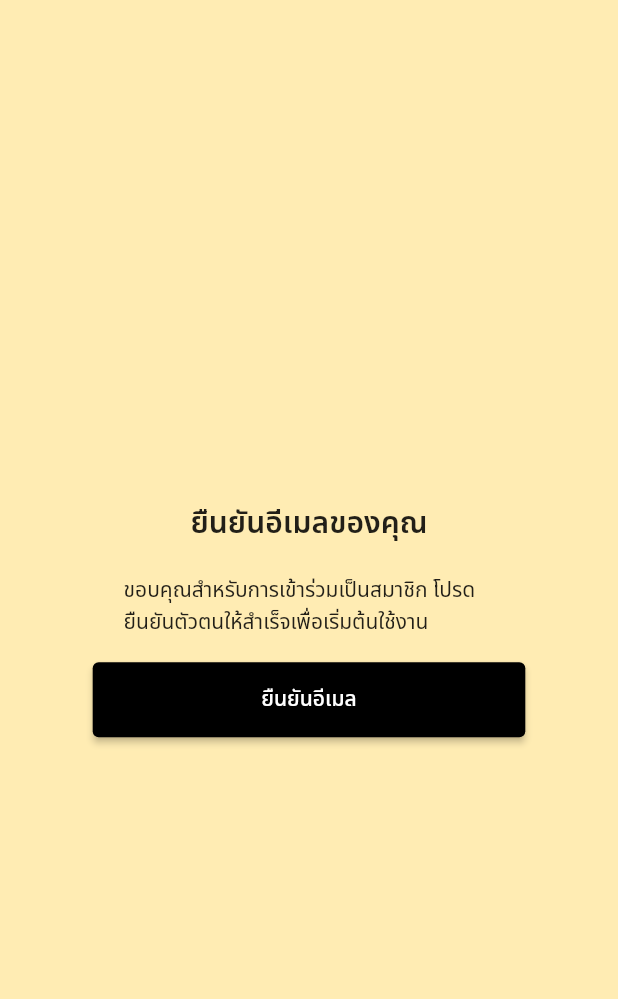
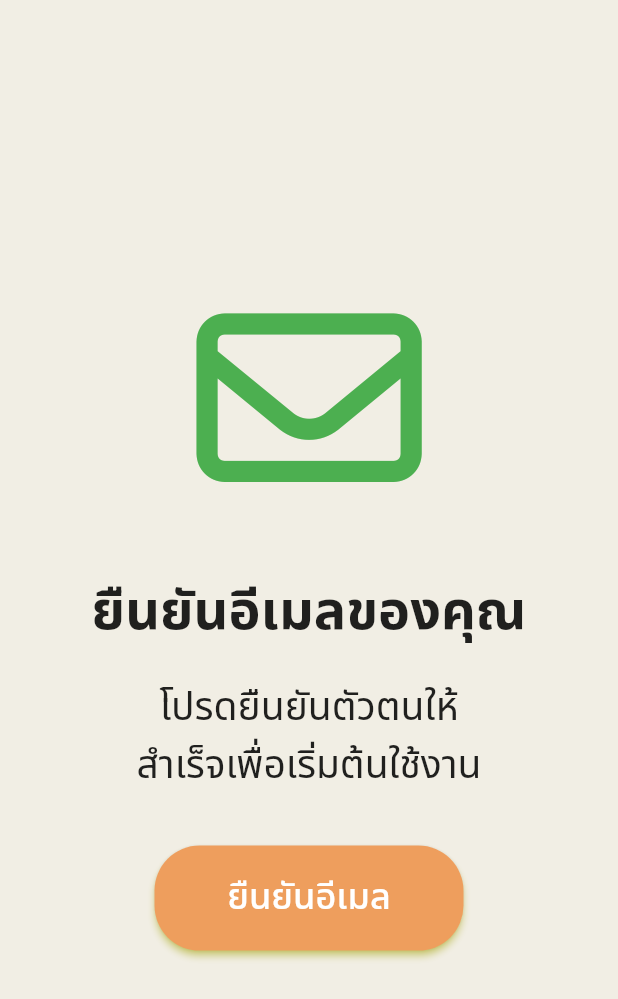
Before and after one commit to AINutritionProject/KinDeeUDee, a Flutter app: the VerifyPage screen opened directly, on a phone screen of 412 x 824 dp. Shown: the top 999 px of the screen. Run offline on Flutter 3.47's test engine with Material 2 defaults, Android fonts, the phone set to English and light mode, and no system bars; our stand-ins replace camera, cloud_firestore, csv, dotted_border, email_validator, firebase_auth and 9 more; missing offline and left inert: tflite_flutter; accounts and stored records are empty; project files that could hold a hidden picture were left out.

Commit message:
add full verify page

```diff
--- a/lib/pages/verify_page.dart
+++ b/lib/pages/verify_page.dart
@@ -1,4 +1,5 @@
 import 'package:flutter/material.dart';
+import 'package:font_awesome_flutter/font_awesome_flutter.dart';
 
 class VerifyPage extends StatelessWidget {
   const VerifyPage({super.key});
@@ -9,29 +10,39 @@ class VerifyPage extends StatelessWidget {
     return Scaffold(
             body: SafeArea(
             child: Container(
-                color: Colors.amber[100],
+                color: const Color.fromARGB(255, 241, 238, 228),
                 width: MediaQuery.of(context).size.width,
                 child: Column(
                   mainAxisAlignment: MainAxisAlignment.center,
                   children: [
+                      const FaIcon(
+                        FontAwesomeIcons.envelope,
+                        color: Colors.green,
+                        size: 150,
+                      ),
                     Container(
-                      padding: const EdgeInsets.all(2),
-                      child: const Text('ยืนยันอีเมลของคุณ',style: TextStyle(fontSize: 20,fontWeight: FontWeight.w600),)
+                      padding:  EdgeInsets.only(top:  MediaQuery.of(context).size.height*0.05),
+                      child: const Text('ยืนยันอีเมลของคุณ',style: TextStyle(fontSize: 36,fontWeight: FontWeight.w700),)
                       ),
                        Container(
                         padding: EdgeInsets.only(top: MediaQuery.of(context).size.height*0.02),
                         margin: EdgeInsets.symmetric(horizontal: MediaQuery.of(context).size.width)*0.2,
-                        child: const Text('ขอบคุณสำหรับการเข้าร่วมเป็นสมาชิก โปรดยืนยันตัวตนให้สำเร็จเพื่อเริ่มต้นใช้งาน'),
+                        child: const Text('โปรดยืนยันตัวตนให้สำเร็จเพื่อเริ่มต้นใช้งาน',style: TextStyle(fontSize: 26),textAlign: TextAlign.center,),
                       ),
                       Container(
-                        padding: EdgeInsets.only(top: MediaQuery.of(context).size.height*0.02),
-                        margin: EdgeInsets.symmetric(horizontal: MediaQuery.of(context).size.width)*0.15,
+                        padding: EdgeInsets.only(top: MediaQuery.of(context).size.height*0.041),
+                        margin: EdgeInsets.symmetric(horizontal: MediaQuery.of(context).size.width)*0.25,
                         child: ElevatedButton(
                           style: ElevatedButton.styleFrom(
-                            backgroundColor: Colors.black,
-                            minimumSize: const Size.fromHeight(50),),
+                            backgroundColor: const Color.fromARGB(255, 238, 158, 93),
+                            minimumSize: const Size.fromHeight(70),
+                            shadowColor: Colors.yellowAccent,
+                            shape: RoundedRectangleBorder(
+                    borderRadius: BorderRadius.circular(30.0),
+                            )
+                            ),
                           onPressed: (){},
-                          child: const Text('ยืนยันอีเมล'),
+                          child: const Text('ยืนยันอีเมล',style: TextStyle(fontSize: 24),),
                         ),
                       )
 
```
